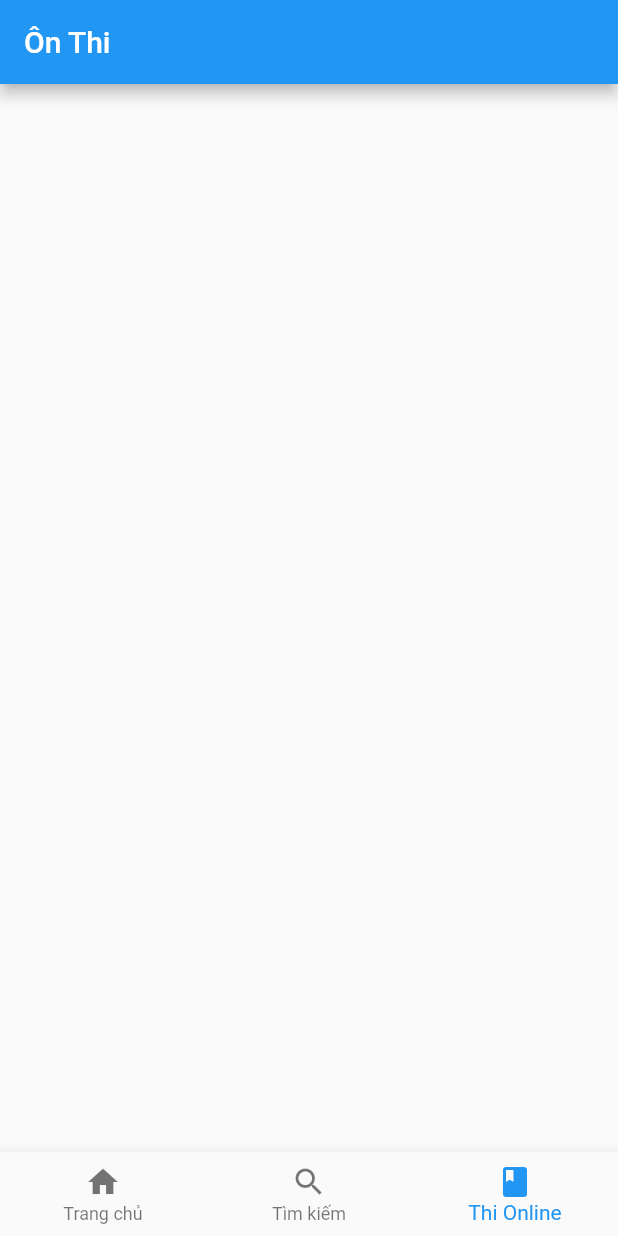
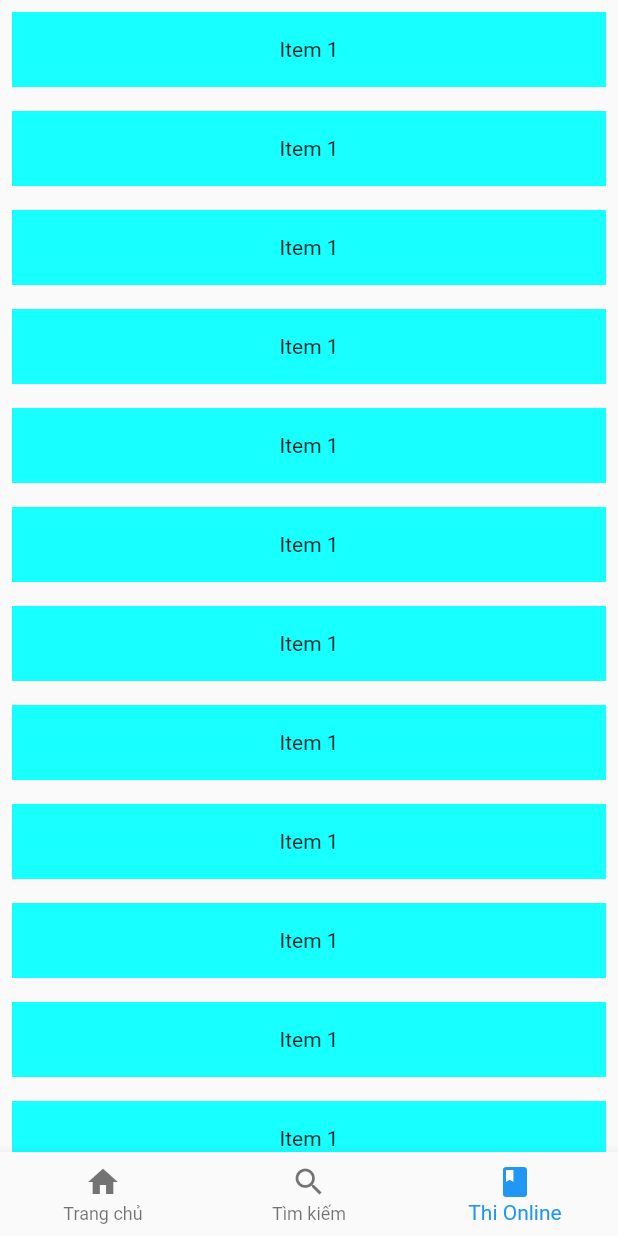
Before and after one commit to truonganhhoang/INT3120-2-2020, a Flutter app: the screen it shows after launch, item 3 of the bottom bar chosen, on a phone screen of 412 x 824 dp. Run offline on Flutter 3.47's test engine with Material 2 defaults, Android fonts, the phone set to English and light mode, and no system bars.

Commit message:
Newest fix

```diff
--- a/19/vietjack_mobile_app/lib/OnThi.dart
+++ /dev/null
@@ -1,19 +0,0 @@
-import 'package:flutter/material.dart';
-
-import 'homePage.dart';
-
-class OnThi extends StatefulWidget {
-  @override
-  _OnThiState createState() => _OnThiState();
-}
-
-class _OnThiState extends State<OnThi> {
-  @override
-  Widget build(BuildContext context) {
-    return new Scaffold(
-      appBar: new AppBar(
-        title: new Text("Ôn Thi"),
-      ),
-    );
-  }
-}
--- /dev/null
+++ b/19/vietjack_mobile_app/lib/ThiOnline.dart
@@ -0,0 +1,101 @@
+import 'package:flutter/material.dart';
+import 'package:flutter/rendering.dart';
+
+import 'homePage.dart';
+
+class ThiOnline extends StatefulWidget {
+  @override
+  _OnThiState createState() => _OnThiState();
+}
+
+class _OnThiState extends State<ThiOnline> {
+  bool _showAppbar = false;
+  ScrollController _scrollBottomController = new ScrollController();
+
+  @override
+  void initState() {
+    super.initState();
+    myScroll();
+  }
+
+  void myScroll() async {
+    _scrollBottomController.addListener(() {
+      if (_scrollBottomController.position.pixels >= 100) {
+        setState(() {
+          _showAppbar = true;
+        });
+      }
+      if (_scrollBottomController.position.pixels < 100) {
+        setState(() {
+          _showAppbar = false;
+        });
+      }
+    });
+  }
+
+  @override
+  void dispose() {
+    _scrollBottomController.removeListener(() {});
+    super.dispose();
+  }
+
+  Widget containterContent() {
+    return Container(
+      height: 50.0,
+      color: Colors.cyanAccent,
+      margin: EdgeInsets.all(8.0),
+      width: MediaQuery.of(context).size.width - 100,
+      child: Center(
+          child: Text(
+        'Item 1',
+        style: TextStyle(
+          fontSize: 14.0,
+        ),
+      )),
+    );
+  }
+
+  Widget body() {
+    return ListView(
+      controller: _scrollBottomController,
+      children: <Widget>[
+        containterContent(),
+        containterContent(),
+        containterContent(),
+        containterContent(),
+        containterContent(),
+        containterContent(),
+        containterContent(),
+        containterContent(),
+        containterContent(),
+        containterContent(),
+        containterContent(),
+        containterContent(),
+        containterContent(),
+        containterContent(),
+        containterContent(),
+        containterContent(),
+        containterContent(),
+        containterContent(),
+      ],
+    );
+  }
+
+  @override
+  Widget build(BuildContext context) {
+    return new Scaffold(
+      appBar: _showAppbar
+          ? AppBar(
+              backgroundColor: Colors.white,
+              centerTitle: true,
+              title:
+                  new Text("Thi Online", style: TextStyle(color: Colors.black)),
+            )
+          : PreferredSize(
+              child: Container(),
+              preferredSize: Size(0.0, 0.0),
+            ),
+      body: body(),
+    );
+  }
+}
--- /dev/null
+++ b/19/vietjack_mobile_app/lib/common/Header.dart
@@ -0,0 +1,17 @@
+import 'package:flutter/cupertino.dart';
+
+class Header extends StatefulWidget {
+  @override
+  _Header
+State createState() => _Header
+State();
+}
+
+class _HeaderState extends State<Header> {
+  @override
+  Widget build(BuildContext context) {
+    return Container(
+      child: new Row()
+    );
+  }
+}
--- a/19/vietjack_mobile_app/lib/main.dart
+++ b/19/vietjack_mobile_app/lib/main.dart
@@ -1,7 +1,7 @@
 import 'package:flutter/material.dart';
 import 'homePage.dart';
 import 'TimKiem.dart';
-import 'OnThi.dart';
+import 'ThiOnline.dart';
 import 'homePage.dart';
 
 void main() {
@@ -15,7 +15,7 @@ class VietJackNavigationBar extends StatefulWidget {
 
 class _VietJackNavigationBarState extends State<VietJackNavigationBar> {
   int _currentIndex = 0;
-  List<Widget> _children = [homePage(), TimKiem(), OnThi()];
+  List<Widget> _children = [homePage(), TimKiem(), ThiOnline()];
 
   void onTappedBar(int index) {
     setState(() {
```
